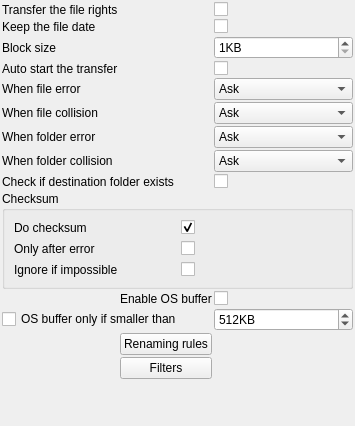
This is plugins/CopyEngine/Ultracopier/copyEngineOptions.ui in alphaonex86/Ultracopier as Qt 5 draws it before an edit. The edited form follows.
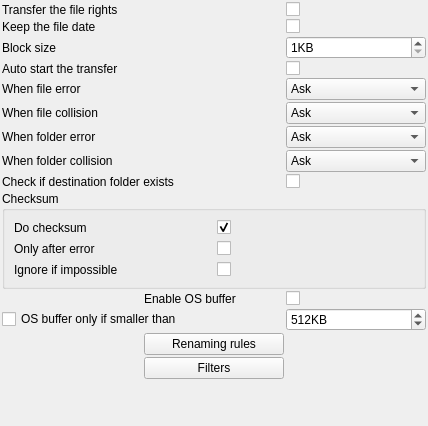
This is the edited form.

Diff of the .ui file:
```diff
--- a/plugins/CopyEngine/Ultracopier/copyEngineOptions.ui
+++ b/plugins/CopyEngine/Ultracopier/copyEngineOptions.ui
@@ -6,7 +6,7 @@
    <rect>
     <x>0</x>
     <y>0</y>
-    <width>353</width>
+    <width>428</width>
     <height>426</height>
    </rect>
   </property>
```
Left out of the diff: 4 changed lines with no effect on the pictures.
